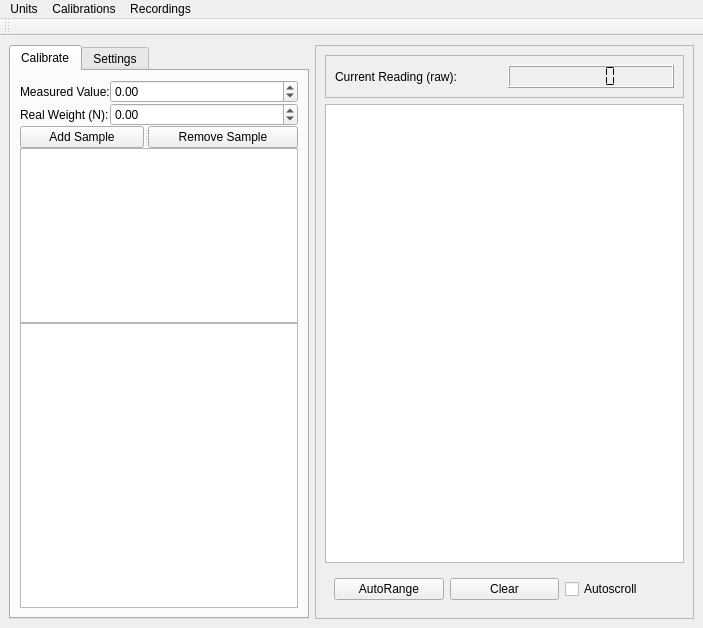
The window that LoadCellControl.ui (NickCrews/boa) describes before a commit, drawn with Qt 5.
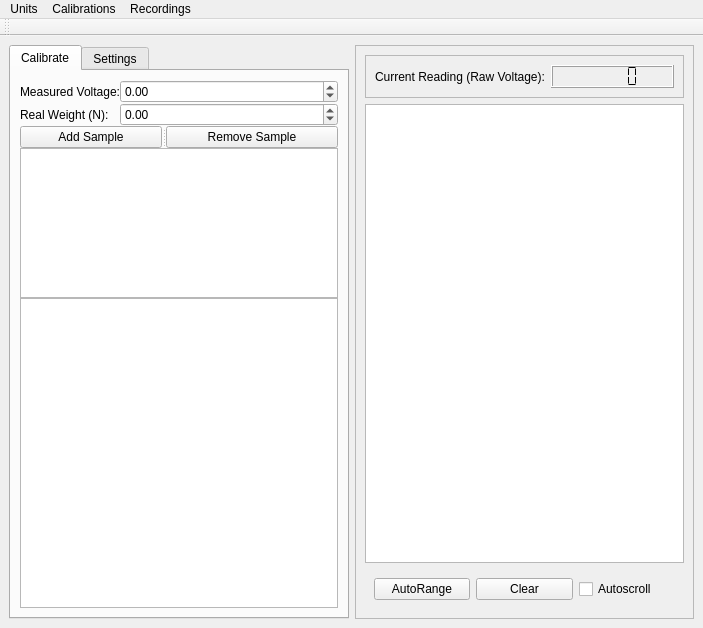
The same window after the commit. Custom widgets are drawn as their Qt base class.

Commit message: Fixed fonts, labels on things, made it prettier

What changed in the file:
```diff
--- a/LoadCellControl.ui
+++ b/LoadCellControl.ui
@@ -35,7 +35,7 @@
      <widget class="QTabWidget" name="tabs">
       <property name="maximumSize">
        <size>
-        <width>300</width>
+        <width>400</width>
         <height>16777215</height>
        </size>
       </property>
@@ -75,7 +75,7 @@
             <item row="0" column="0">
              <widget class="QLabel" name="measuredValueLabel">
               <property name="text">
-               <string>Measured Value:</string>
+               <string>Measured Voltage:</string>
               </property>
              </widget>
             </item>
@@ -139,7 +139,7 @@
             <property name="maximumSize">
              <size>
               <width>16777215</width>
-              <height>175</height>
+              <height>150</height>
              </size>
             </property>
             <property name="midLineWidth">
@@ -378,7 +378,7 @@
           <item>
            <widget class="QLabel" name="currentReadingLabel">
             <property name="text">
-             <string>Current Reading (raw):</string>
+             <string>Current Reading (Raw Voltage):</string>
             </property>
            </widget>
           </item>
```
Left out of the diff: 2 changed lines with no effect on the pictures. The commit also changes 5 other files.
